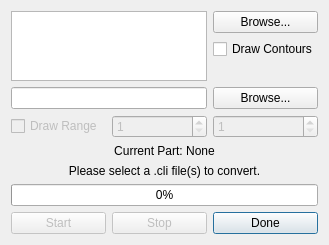
Before: the Qt Designer form gui/dialogSliceConverter.ui in Spinarakk/defectmonitor, drawn with Qt 5.
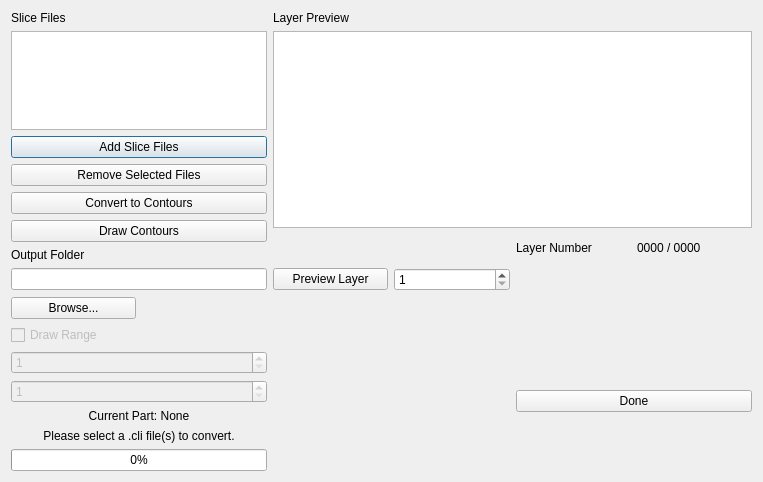
After: the same form once the commit is applied. Custom widgets are drawn as their Qt base class.

Commit message: - Created an Image Converter dialog window in order to batch convert images (not yet finished) - Rewrote a few old lines of code - Incorporated the Part Adjustment move buttons into the Slice Converter's preview screen

Diff of the .ui file:
```diff
--- a/gui/dialogSliceConverter.ui
+++ b/gui/dialogSliceConverter.ui
@@ -6,25 +6,53 @@
    <rect>
     <x>0</x>
     <y>0</y>
-    <width>321</width>
-    <height>240</height>
+    <width>763</width>
+    <height>482</height>
    </rect>
   </property>
   <property name="windowTitle">
    <string>Slice Converter</string>
   </property>
   <layout class="QGridLayout" name="gridLayout">
-   <item row="7" column="0">
-    <widget class="QCheckBox" name="checkRange">
-     <property name="enabled">
-      <bool>false</bool>
+   <item row="2" column="0" colspan="2">
+    <widget class="QPushButton" name="buttonBrowseSF">
+     <property name="text">
+      <string>Add Slice Files</string>
      </property>
+    </widget>
+   </item>
+   <item row="0" column="0" colspan="2">
+    <widget class="QLabel" name="label_2">
      <property name="text">
-      <string>Draw Range</string>
+      <string>Slice Files</string>
      </property>
     </widget>
    </item>
-   <item row="10" column="0" colspan="4">
+   <item row="1" column="2" rowspan="5" colspan="4">
+    <widget class="ImageViewer" name="graphicsLayerPreview"/>
+   </item>
+   <item row="5" column="0" rowspan="2" colspan="2">
+    <widget class="QPushButton" name="pushButton_3">
+     <property name="text">
+      <string>Draw Contours</string>
+     </property>
+    </widget>
+   </item>
+   <item row="3" column="0" colspan="2">
+    <widget class="QPushButton" name="pushButton">
+     <property name="text">
+      <string>Remove Selected Files</string>
+     </property>
+    </widget>
+   </item>
+   <item row="4" column="0" colspan="2">
+    <widget class="QPushButton" name="pushButton_2">
+     <property name="text">
+      <string>Convert to Contours</string>
+     </property>
+    </widget>
+   </item>
+   <item row="15" column="0" colspan="2">
     <widget class="QProgressBar" name="progressBar">
      <property name="value">
       <number>0</number>
@@ -40,59 +68,7 @@
      </property>
     </widget>
    </item>
-   <item row="1" column="2" colspan="2">
-    <widget class="QCheckBox" name="checkDraw">
-     <property name="enabled">
-      <bool>true</bool>
-     </property>
-     <property name="text">
-      <string>Draw Contours</string>
-     </property>
-    </widget>
-   </item>
-   <item row="11" column="2" colspan="2">
-    <widget class="QPushButton" name="buttonDone">
-     <property name="minimumSize">
-      <size>
-       <width>95</width>
-       <height>0</height>
-      </size>
-     </property>
-     <property name="text">
-      <string>Done</string>
-     </property>
-    </widget>
-   </item>
-   <item row="9" column="0" colspan="4">
-    <widget class="QLabel" name="labelStatus">
-     <property name="text">
-      <string>Please select a .cli file(s) to convert.</string>
-     </property>
-     <property name="alignment">
-      <set>Qt::AlignCenter</set>
-     </property>
-    </widget>
-   </item>
-   <item row="11" column="0">
-    <widget class="QPushButton" name="buttonStart">
-     <property name="enabled">
-      <bool>false</bool>
-     </property>
-     <property name="minimumSize">
-      <size>
-       <width>95</width>
-       <height>0</height>
-      </size>
-     </property>
-     <property name="text">
-      <string>Start</string>
-     </property>
-    </widget>
-   </item>
-   <item row="0" column="0" rowspan="5" colspan="2">
-    <widget class="QListWidget" name="listSliceFiles"/>
-   </item>
-   <item row="6" column="0" colspan="2">
+   <item row="8" column="0" colspan="2">
     <widget class="QLineEdit" name="lineFolder">
      <property name="focusPolicy">
       <enum>Qt::NoFocus</enum>
@@ -102,11 +78,25 @@
      </property>
     </widget>
    </item>
-   <item row="11" column="1">
-    <widget class="QPushButton" name="buttonStop">
-     <property name="enabled">
-      <bool>false</bool>
+   <item row="14" column="0" colspan="2">
+    <widget class="QLabel" name="labelStatus">
+     <property name="text">
+      <string>Please select a .cli file(s) to convert.</string>
      </property>
+     <property name="alignment">
+      <set>Qt::AlignCenter</set>
+     </property>
+    </widget>
+   </item>
+   <item row="6" column="5" rowspan="2">
+    <widget class="QLabel" name="labelLayerNumber">
+     <property name="text">
+      <string>0000 / 0000</string>
+     </property>
+    </widget>
+   </item>
+   <item row="12" column="4" rowspan="2" colspan="2">
+    <widget class="QPushButton" name="buttonDone">
      <property name="minimumSize">
       <size>
        <width>95</width>
@@ -114,24 +104,11 @@
       </size>
      </property>
      <property name="text">
-      <string>Stop</string>
+      <string>Done</string>
      </property>
     </widget>
    </item>
-   <item row="3" column="2" colspan="2">
-    <spacer name="verticalSpacer">
-     <property name="orientation">
-      <enum>Qt::Vertical</enum>
-     </property>
-     <property name="sizeHint" stdset="0">
-      <size>
-       <width>20</width>
-       <height>40</height>
-      </size>
-     </property>
-    </spacer>
-   </item>
-   <item row="8" column="0" colspan="4">
+   <item row="13" column="0" colspan="2">
     <widget class="QLabel" name="labelStatusSlice">
      <property name="text">
       <string>Current Part: None</string>
@@ -141,34 +118,31 @@
      </property>
     </widget>
    </item>
-   <item row="0" column="2" colspan="2">
-    <widget class="QPushButton" name="buttonBrowseSF">
+   <item row="7" column="0" colspan="2">
+    <widget class="QLabel" name="label">
+     <property name="text">
+      <string>Output Folder</string>
+     </property>
+    </widget>
+   </item>
+   <item row="9" column="0">
+    <widget class="QPushButton" name="pushBrowseOF">
      <property name="text">
       <string>Browse...</string>
      </property>
     </widget>
    </item>
-   <item row="7" column="2" colspan="2">
-    <widget class="QSpinBox" name="spinRangeHigh">
+   <item row="10" column="0" colspan="2">
+    <widget class="QCheckBox" name="checkRange">
      <property name="enabled">
       <bool>false</bool>
      </property>
-     <property name="minimum">
-      <number>1</number>
-     </property>
-     <property name="maximum">
-      <number>99999</number>
-     </property>
-    </widget>
-   </item>
-   <item row="6" column="2" colspan="2">
-    <widget class="QPushButton" name="buttonBrowseF">
      <property name="text">
-      <string>Browse...</string>
+      <string>Draw Range</string>
      </property>
     </widget>
    </item>
-   <item row="7" column="1">
+   <item row="11" column="0" colspan="2">
     <widget class="QSpinBox" name="spinRangeLow">
      <property name="enabled">
       <bool>false</bool>
@@ -181,8 +155,59 @@
      </property>
     </widget>
    </item>
+   <item row="12" column="0" colspan="2">
+    <widget class="QSpinBox" name="spinRangeHigh">
+     <property name="enabled">
+      <bool>false</bool>
+     </property>
+     <property name="minimum">
+      <number>1</number>
+     </property>
+     <property name="maximum">
+      <number>99999</number>
+     </property>
+    </widget>
+   </item>
+   <item row="0" column="2" colspan="4">
+    <widget class="QLabel" name="labelLayerPreview">
+     <property name="text">
+      <string>Layer Preview</string>
+     </property>
+    </widget>
+   </item>
+   <item row="6" column="4" rowspan="2">
+    <widget class="QLabel" name="labelLayerNumberTitle">
+     <property name="text">
+      <string>Layer Number</string>
+     </property>
+    </widget>
+   </item>
+   <item row="1" column="0" colspan="2">
+    <widget class="QListWidget" name="listSliceFiles"/>
+   </item>
+   <item row="8" column="2">
+    <widget class="QPushButton" name="pushPreviewLayer">
+     <property name="text">
+      <string>Preview Layer</string>
+     </property>
+    </widget>
+   </item>
+   <item row="8" column="3">
+    <widget class="QSpinBox" name="spinPreviewLayer">
+     <property name="minimum">
+      <number>1</number>
+     </property>
+    </widget>
+   </item>
   </layout>
  </widget>
+ <customwidgets>
+  <customwidget>
+   <class>ImageViewer</class>
+   <extends>QGraphicsView</extends>
+   <header>ui_elements</header>
+  </customwidget>
+ </customwidgets>
  <tabstops>
   <tabstop>listSliceFiles</tabstop>
   <tabstop>buttonBrowseSF</tabstop>
```
Left out of the diff: 19 changed lines with no effect on the pictures. The commit also changes 21 other files.
